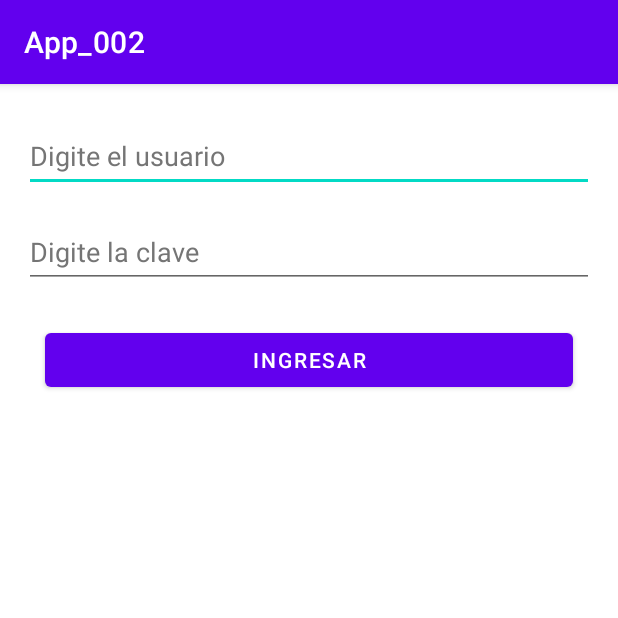
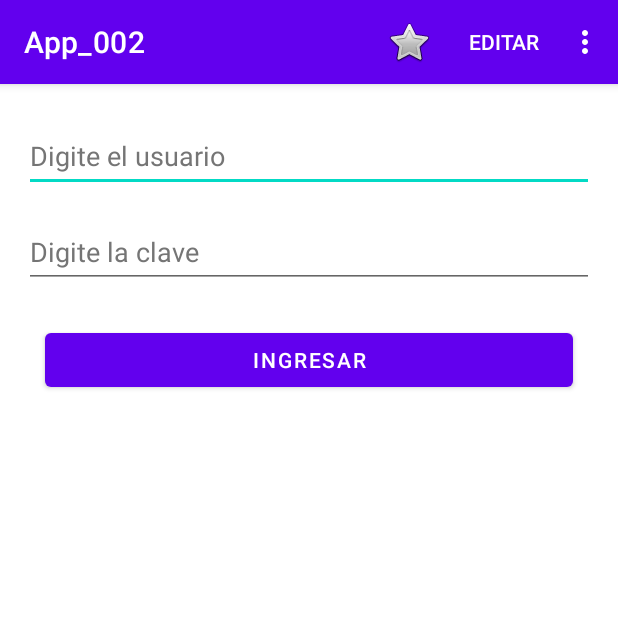
Before and after one commit to fisei-aplicaciones-moviles/App_002, an Android app: the screen it shows after launch (IngresoActivity), on a phone screen of 412 x 824 dp, the top half of it. Run offline under Robolectric (Android 15) with nearby library versions, the phone set to English and light mode, and no system bars.

Commit message:
Finalizado clase jueves 12 de mayo

```diff
--- /dev/null
+++ b/app/src/main/res/menu/menu_principal.xml
@@ -0,0 +1,45 @@
+<?xml version="1.0" encoding="utf-8"?>
+<menu xmlns:app="http://schemas.android.com/apk/res-auto"
+    xmlns:android="http://schemas.android.com/apk/res/android">
+
+    <item
+        android:id="@+id/menu_archivo"
+        android:icon="@android:drawable/btn_star"
+        android:title="@string/menu_archivo"
+        app:showAsAction="always" />
+
+    <!--Opcion principal del menu-->
+    <item android:title="@string/menu_editar"
+        android:id="@+id/menu_editar"
+        app:showAsAction="ifRoom">
+
+        <!--submenus-->
+        <menu>
+            <group>
+             <item android:title="@string/menu_editar_cortar"
+                 android:id="@+id/menu_cortar"
+                 android:icon="@android:drawable/btn_star"
+                 app:showAsAction="ifRoom"/>
+
+                <item android:title="@string/menu_editar_copiar"
+                    android:id="@+id/menu_copiar"
+                    android:icon="@android:drawable/btn_star"
+                    app:showAsAction="ifRoom"/>
+
+                <item android:title="@string/menu_editar_pegar"
+                    android:id="@+id/menu_pegar"
+                    android:icon="@android:drawable/btn_star"
+                    app:showAsAction="ifRoom"/>
+            </group>
+        </menu>
+
+    </item>
+
+
+    <item
+        android:id="@+id/menu_acercade"
+        android:icon="@android:drawable/ic_lock_power_off"
+        android:title="@string/menu_acercade"
+        app:showAsAction="never" />
+
+</menu>
--- a/app/src/main/res/values/strings.xml
+++ b/app/src/main/res/values/strings.xml
@@ -18,4 +18,12 @@
     <string name="button_text_navegador">Mostrar navegador</string>
     <string name="lista_de_valores">LISTA DE VALORES</string>
 
+    <string name="menu_archivo">Archivo</string>
+    <string name="menu_acercade">Acerca de...</string>
+
+    <string name="menu_editar">Editar</string>
+    <string name="menu_editar_cortar">Cortar</string>
+    <string name="menu_editar_copiar">copiar</string>
+    <string name="menu_editar_pegar">Pegar</string>
+
 </resources>
```
Also changed, not shown: app/src/main/java/fisei/uta/ec/app_002/IngresoActivity.java (+40 -0 lines), app/src/main/java/fisei/uta/ec/app_002/MainActivity.java (+39 -1 lines), app/src/main/java/fisei/uta/ec/app_002/TercerActivity.java (+10 -3 lines), app/src/main/res/layout/activity_main.xml (+10 -0 lines), 2 other files.
